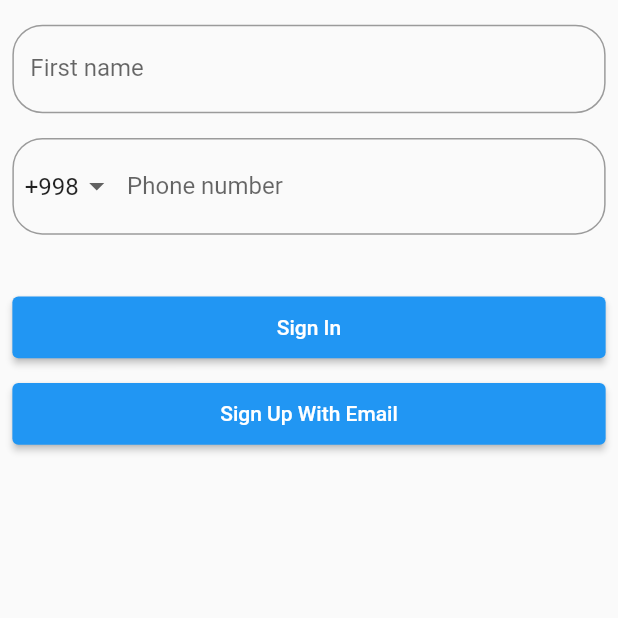
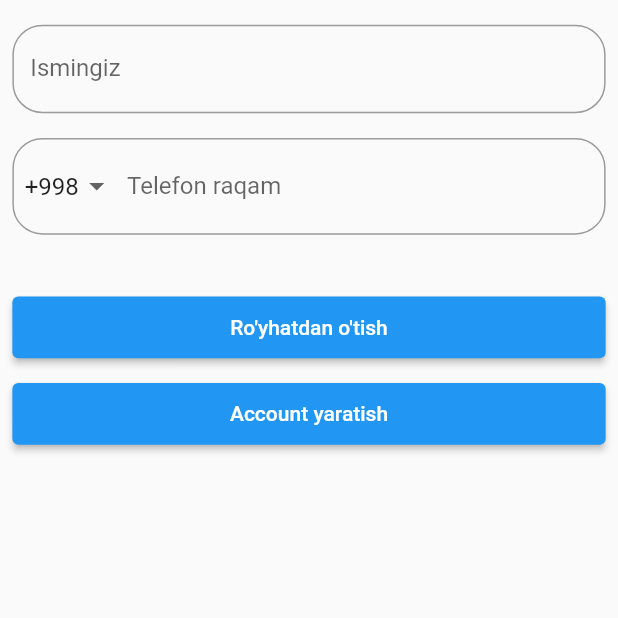
Before and after one commit to BekzodGayratov/Gap-chat-app, a Flutter app: the screen it shows after launch, on a phone screen of 412 x 824 dp, the top half of it. Run offline on Flutter 3.47's test engine with Material 2 defaults, Android fonts, the phone set to English and light mode, and no system bars; our stand-ins replace animate_do, cloud_firestore, firebase_auth, firebase_core, flutter_svg; accounts and stored records are empty; project files that could hold a hidden picture were left out.

Commit message:
designig some pages

```diff
--- a/lib/main.dart
+++ b/lib/main.dart
@@ -17,7 +17,6 @@ class MyApp extends StatelessWidget {
     return MaterialApp(
       debugShowCheckedModeBanner: false,
       initialRoute: '/splash',
-      title: "Gap",
       onGenerateRoute: _myRouter.onGenerate,
     );
   }
--- a/lib/routes/router.dart
+++ b/lib/routes/router.dart
@@ -21,7 +21,7 @@ class MyRouter {
       case '/verify':
         return MaterialPageRoute(
             builder: (context) => VerifyPage(
-                  disName: args as String,
+                 disName: args as String,
                 ));
       case '/chatPage':
         return MaterialPageRoute(
--- a/lib/view/pages/sign_up_page.dart
+++ b/lib/view/pages/sign_up_page.dart
@@ -43,14 +43,14 @@ class _SignUpPageState extends State<SignUpPage> {
                               controller: _nameController,
                               decoration: InputDecoration(
                                 hintText: "Abdulloh ibn Muborak",
-                                labelText: "First name",
+                                labelText: "Ismingiz",
                                 border: OutlineInputBorder(
                                   borderRadius: BorderRadius.circular(20.0),
                                 ),
                               ),
                               validator: (v) {
                                 if (v!.isEmpty) {
-                                  return "Bo'sh qoldirish mumkin emas";
+                                  return "To'ldirish majburiy";
                                 }
                               },
                             ),
@@ -67,17 +67,16 @@ class _SignUpPageState extends State<SignUpPage> {
                                   child: DropdownButtonHideUnderline(
                                       child: numbersChanger(context)),
                                 ),
-                                labelText: "Phone number",
-                                hintText: "+998916952632",
+                                labelText: "Telefon raqam",
                                 border: OutlineInputBorder(
                                   borderRadius: BorderRadius.circular(20.0),
                                 ),
                               ),
                               validator: (v) {
-                                if (v!.length != 13) {
-                                  return "Please enter valid phone number e.g  +998916952632";
-                                } else if (v.length < 13 || v.length > 13) {
-                                  return "Please check your number";
+                                if (v!.isEmpty) {
+                                  return "To'ldirish majburiy";
+                                } else if (v.length > 9) {
+                                  return "Iltimos yaroqliy raqam kiriting";
                                 }
                               },
                             ),
@@ -91,11 +90,14 @@ class _SignUpPageState extends State<SignUpPage> {
                         width: double.infinity,
                         height: MediaQuery.of(context).size.height * 0.05,
                         child: ElevatedButton(
-                          child: const Text("Sign In"),
+                          child: const Text("Ro'yhatdan o'tish"),
                           onPressed: () async {
                             if (_formKey.currentState!.validate()) {
                               await FirebaseAuthService.loginWithPhone(
-                                  _phoneNumberController.text);
+                                  Provider.of<PhoneNumbersProvider>(context,
+                                              listen: false)
+                                          .dropValue +
+                                      _phoneNumberController.text);
                               setState(() {});
                               Navigator.pushNamed(context, '/verify',
                                   arguments: _nameController.text);
@@ -110,7 +112,7 @@ class _SignUpPageState extends State<SignUpPage> {
                         width: double.infinity,
                         height: MediaQuery.of(context).size.height * 0.05,
                         child: ElevatedButton(
-                          child: const Text("Sign Up With Email"),
+                          child: const Text("Account yaratish"),
                           onPressed: () {
                             Navigator.pushNamed(context, '/signUpWithEmail');
                           },
--- a/lib/view/pages/sign_up_with_email.dart
+++ b/lib/view/pages/sign_up_with_email.dart
@@ -16,6 +16,7 @@ class SignUpWithEmailPage extends StatelessWidget {
   Widget build(BuildContext context) {
     return Scaffold(
       body: Scaffold(
+        appBar: AppBar(backgroundColor: Colors.transparent,elevation: 0,iconTheme: IconThemeData(color: Colors.black),),
         body: SafeArea(
           child: Column(
             children: [
@@ -26,7 +27,7 @@ class SignUpWithEmailPage extends StatelessWidget {
                   controller: _nameController,
                   inputDecoration: InputDecoration(
                       hintText: "Abdulloh ibn Muborak",
-                      labelText: "First name",
+                      labelText: "Ismingiz",
                       border: OutlineInputBorder(
                           borderRadius: BorderRadius.circular(20.0)))),
               SizedBox(
@@ -35,7 +36,7 @@ class SignUpWithEmailPage extends StatelessWidget {
               MyTextFormField(
                   controller: _emailController,
                   inputDecoration: InputDecoration(
-                      labelText: "Email",
+                      labelText: "Email manzil",
                       hintText: "example@gmail.com",
                       border: OutlineInputBorder(
                           borderRadius: BorderRadius.circular(20.0)))),
```
Also changed, not shown: lib/services/firebase_auth_service.dart (+6 -1 lines), lib/view/pages/verify_page.dart (+27 -9 lines).
